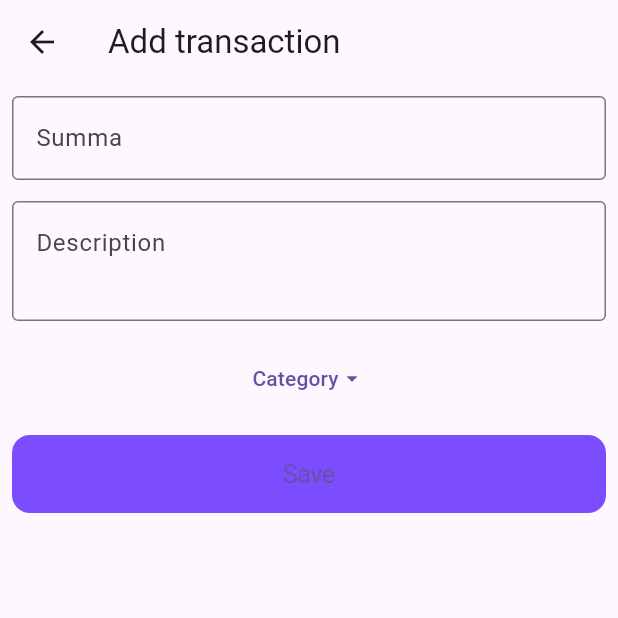
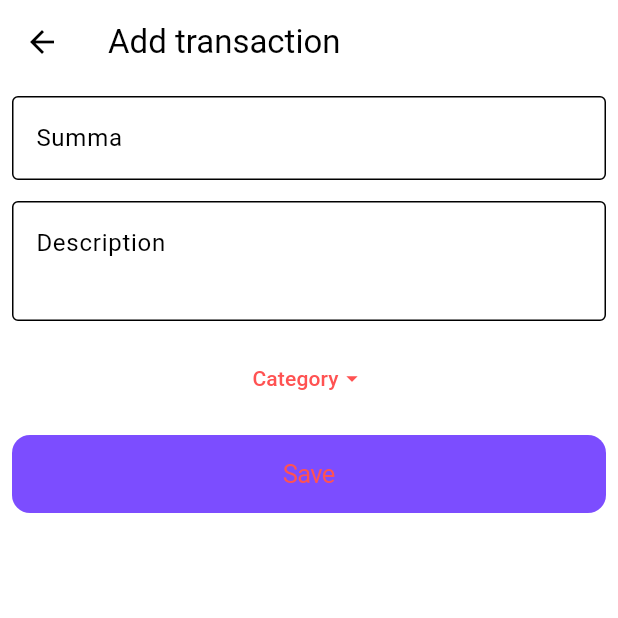
Before and after one commit to yertaykuanyshov/altyn, a Flutter app: the screen it shows after launch, after a tap on the "add" icon, on a phone screen of 412 x 824 dp, the top half of it. Run offline on Flutter 3.47's test engine with Material 2 defaults, Android fonts, the phone set to English and light mode, and no system bars; our stand-ins replace font_awesome_flutter, google_fonts; Roboto replaces fonts that are missing (Ubuntu).

Commit message:
Added transaction model Added widgets

```diff
--- a/lib/app.dart
+++ b/lib/app.dart
@@ -2,8 +2,8 @@ import 'package:altyn/pages/home_page.dart';
 import 'package:flutter/material.dart';
 import 'package:google_fonts/google_fonts.dart';
 
-class AltynApp extends StatelessWidget {
-  const AltynApp({Key? key}) : super(key: key);
+class AmianApp extends StatelessWidget {
+  const AmianApp({Key? key}) : super(key: key);
 
   @override
   Widget build(BuildContext context) {
@@ -12,6 +12,7 @@ class AltynApp extends StatelessWidget {
       theme: ThemeData(
         useMaterial3: true,
         textTheme: GoogleFonts.ubuntuTextTheme(),
+        colorScheme: const ColorScheme.light(primary: Colors.redAccent),
       ),
       home: const HomePage(),
     );
--- a/lib/main.dart
+++ b/lib/main.dart
@@ -3,5 +3,5 @@ import 'package:flutter/material.dart';
 import 'app.dart';
 
 void main() {
-  runApp(const AltynApp());
+  runApp(const AmianApp());
 }
--- /dev/null
+++ b/lib/models/transaction.dart
@@ -0,0 +1,17 @@
+enum TransactionType { income, expense }
+
+class Transaction {
+  final String id;
+  final int sum;
+  final String description;
+  final String date;
+  final TransactionType type;
+
+  Transaction({
+    required this.id,
+    required this.sum,
+    this.description = "",
+    required this.date,
+    required this.type,
+  });
+}
--- a/lib/pages/home_page.dart
+++ b/lib/pages/home_page.dart
@@ -1,4 +1,5 @@
 import 'package:altyn/pages/add_transaction_page.dart';
+import 'package:altyn/widgets/transaction_item.dart';
 import 'package:flutter/material.dart';
 import 'package:font_awesome_flutter/font_awesome_flutter.dart';
 
@@ -9,7 +10,7 @@ class HomePage extends StatelessWidget {
   Widget build(BuildContext context) {
     return Scaffold(
       appBar: AppBar(
-        title: const Text("Altyn"),
+        title: const Text("Amian"),
         actions: [
           IconButton(
             icon: const Icon(Icons.sort),
@@ -17,20 +18,34 @@ class HomePage extends StatelessWidget {
           ),
         ],
       ),
-      body: ListView.builder(
+      body: ListView.separated(
+        itemCount: 30,
+        separatorBuilder: (_, idx) {
+          if (idx % 5 == 0) {
+            return Container(
+              width: double.infinity,
+              height: 30,
+              color: Colors.black12,
+              child: const Center(
+                child: Text(
+                  "2023-08-14",
+                  textAlign: TextAlign.center,
+                  style: TextStyle(
+                    fontSize: 18,
+                  ),
+                ),
+              ),
+            );
+          }
+
+          return const SizedBox.shrink();
+        },
         itemBuilder: (_, idx) {
-          return Card(
-            child: Padding(
-              padding: const EdgeInsets.all(10.0),
-              child: Column(
-                crossAxisAlignment: CrossAxisAlignment.start,
-                children: const [
-                  Text("Category name"),
-                  Text("Buy mac mini"),
-                ],
-              ),
-            ),
-          );
+          if (idx % 3 == 0) {
+            return const TransactionItem();
+          }
+
+          return const TransactionItem();
         },
       ),
       floatingActionButton: FloatingActionButton(
@@ -54,7 +69,7 @@ class HomePage extends StatelessWidget {
           ),
           BottomNavigationBarItem(
             icon: Icon(FontAwesomeIcons.gear),
-            label: "Category",
+            label: "Setting",
           ),
         ],
       ),
--- /dev/null
+++ b/lib/widgets/transaction_item.dart
@@ -0,0 +1,32 @@
+import 'package:flutter/material.dart';
+
+class TransactionItem extends StatelessWidget {
+  const TransactionItem({Key? key}) : super(key: key);
+
+  @override
+  Widget build(BuildContext context) {
+    return Padding(
+      padding: const EdgeInsets.all(10.0),
+      child: Column(
+        crossAxisAlignment: CrossAxisAlignment.start,
+        children: [
+          Row(
+            children: const [
+              Text("Көңіл көтеру"),
+              Expanded(child: SizedBox()),
+              Text(
+                "-1\$",
+                style: TextStyle(
+                  fontSize: 20,
+                  fontWeight: FontWeight.bold,
+                  color: Colors.redAccent,
+                ),
+              ),
+            ],
+          ),
+          const Text("Кофе сатып алдым"),
+        ],
+      ),
+    );
+  }
+}
```
